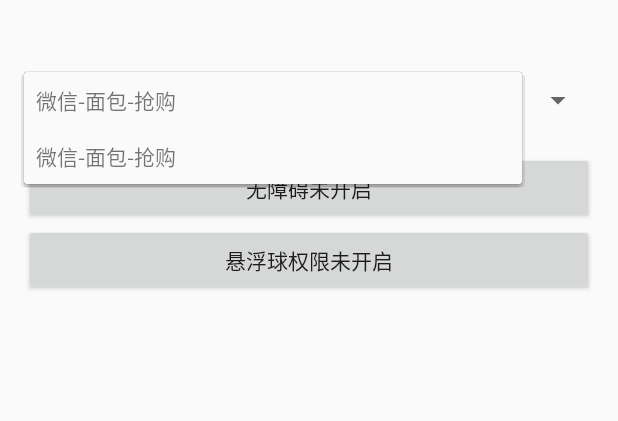
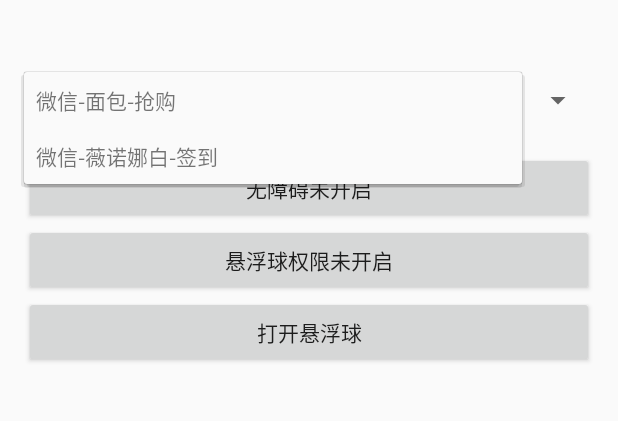
Before and after one commit to boredream/AccessibilityService, an Android app: the screen it shows after launch (MainActivity), after a tap on "微信-面包-抢购", on a phone screen of 412 x 824 dp, the part 170-591 px from its top. Run offline under Robolectric (Android 15) with nearby library versions, the phone set to English and light mode, and no system bars; our stand-ins replace EventBus.

Commit message:
悬浮框挪到main activity 容器

```diff
--- a/app/src/main/java/com/boredream/accessibilityservice/BaseApplication.java
+++ b/app/src/main/java/com/boredream/accessibilityservice/BaseApplication.java
@@ -6,16 +6,9 @@ import android.app.Application;
 
 public class BaseApplication extends Application {
 
-    public static Application sInstance;
-
-    public static Application getInstance() {
-        return sInstance;
-    }
-
     @Override
     public void onCreate() {
         super.onCreate();
-        sInstance = this;
         AppKeeper.init(this);
     }
 
--- a/app/src/main/java/com/boredream/accessibilityservice/CommonConst.java
+++ b/app/src/main/java/com/boredream/accessibilityservice/CommonConst.java
@@ -7,7 +7,7 @@ import org.greenrobot.eventbus.EventBus;
 public class CommonConst {
 
     public static final String TARGET_WX_BREAD_FREE = "微信-面包-抢购";
-    public static final String TARGET_WRN_W_CHECK_IN = "微信-薇诺娜白-签到";
+    public static final String TARGET_WX_WRNW_CHECKIN = "微信-薇诺娜白-签到";
 
     private static HelperTask target;
 
--- a/app/src/main/java/com/boredream/accessibilityservice/HelperFloatView.java
+++ b/app/src/main/java/com/boredream/accessibilityservice/HelperFloatView.java
@@ -2,42 +2,24 @@ package com.boredream.accessibilityservice;
 
 import android.content.Context;
 import android.os.Build;
-import android.util.AttributeSet;
 import android.view.Gravity;
 import android.view.LayoutInflater;
 import android.view.MotionEvent;
 import android.view.View;
 import android.view.WindowManager;
-import android.widget.FrameLayout;
-
-import androidx.annotation.NonNull;
-import androidx.annotation.Nullable;
 
 import com.boredream.accessibilityservice.event.OverLayCtrlEvent;
 
 import org.greenrobot.eventbus.EventBus;
 
-public class HelperFloatView extends FrameLayout {
+public class HelperFloatView {
 
     private WindowManager mWindowManager;
     private WindowManager.LayoutParams wmParams;
     private View mFloatingLayout;
     private View container;
 
-   public HelperFloatView(@NonNull Context context) {
-      this(context, null);
-   }
-
-   public HelperFloatView(@NonNull Context context, @Nullable AttributeSet attrs) {
-      this(context, attrs, 0);
-   }
-
-   public HelperFloatView(@NonNull Context context, @Nullable AttributeSet attrs, int defStyleAttr) {
-      this(context, attrs, defStyleAttr, 0);
-   }
-
-   public HelperFloatView(@NonNull Context context, @Nullable AttributeSet attrs, int defStyleAttr, int defStyleRes) {
-      super(context, attrs, defStyleAttr, defStyleRes);
+    public HelperFloatView() {
         initWindow();
     }
 
@@ -46,7 +28,11 @@ public class HelperFloatView extends FrameLayout {
         mWindowManager.addView(mFloatingLayout, wmParams);
     }
 
-   public void removeView(){
+    public boolean isShown() {
+        return mFloatingLayout.isShown();
+    }
+
+    public void removeView() {
         if (mFloatingLayout != null) {
             // 移除悬浮窗口
             mWindowManager.removeView(mFloatingLayout);
@@ -57,7 +43,7 @@ public class HelperFloatView extends FrameLayout {
      * 设置悬浮框基本参数（位置、宽高等）
      */
     private void initWindow() {
-      mWindowManager = (WindowManager) getContext().getSystemService(Context.WINDOW_SERVICE);
+        mWindowManager = (WindowManager) AppKeeper.getApp().getSystemService(Context.WINDOW_SERVICE);
         wmParams = getParams();//设置好悬浮窗的参数
         // 悬浮窗默认显示以左上角为起始坐标
         wmParams.gravity = Gravity.LEFT | Gravity.BOTTOM;
@@ -65,24 +51,16 @@ public class HelperFloatView extends FrameLayout {
         wmParams.x = 0;
         wmParams.y = 0;
         // 获取浮动窗口视图所在布局
-      mFloatingLayout = LayoutInflater.from(getContext()).inflate(R.layout.view_float, this, false);
+        mFloatingLayout = LayoutInflater.from(AppKeeper.getApp()).inflate(R.layout.view_float, null, false);
         //悬浮框触摸事件，设置悬浮框可拖动
         container = mFloatingLayout.findViewById(R.id.container);
         container.setOnTouchListener(new FloatingListener());
 
-      mFloatingLayout.findViewById(R.id.btn_start).setOnClickListener(new OnClickListener() {
-         @Override
-         public void onClick(View v) {
-            EventBus.getDefault().post(new OverLayCtrlEvent("start"));
-         }
-      });
+        mFloatingLayout.findViewById(R.id.btn_start).setOnClickListener(v ->
+                EventBus.getDefault().post(new OverLayCtrlEvent("start")));
 
-      mFloatingLayout.findViewById(R.id.btn_get_view_tree).setOnClickListener(new OnClickListener() {
-         @Override
-         public void onClick(View v) {
-            EventBus.getDefault().post(new OverLayCtrlEvent("getViewTree"));
-         }
-      });
+        mFloatingLayout.findViewById(R.id.btn_get_view_tree).setOnClickListener(v ->
+                EventBus.getDefault().post(new OverLayCtrlEvent("getViewTree")));
     }
 
     private WindowManager.LayoutParams getParams() {
@@ -90,10 +68,10 @@ public class HelperFloatView extends FrameLayout {
         //设置window type 下面变量2002是在屏幕区域显示，2003则可以显示在状态栏之上
         //wmParams.type = WindowManager.LayoutParams.TYPE_TOAST;
         //wmParams.type = WindowManager.LayoutParams.TYPE_APPLICATION_OVERLAY;
-      if (Build.VERSION.SDK_INT>=26) {//8.0新特性
-         wmParams.type= WindowManager.LayoutParams.TYPE_APPLICATION_OVERLAY;
-      }else{
-         wmParams.type= WindowManager.LayoutParams.TYPE_SYSTEM_ALERT;
+        if (Build.VERSION.SDK_INT >= 26) {//8.0新特性
+            wmParams.type = WindowManager.LayoutParams.TYPE_APPLICATION_OVERLAY;
+        } else {
+            wmParams.type = WindowManager.LayoutParams.TYPE_SYSTEM_ALERT;
         }
         //设置可以显示在状态栏上
         wmParams.flags = WindowManager.LayoutParams.FLAG_NOT_FOCUSABLE | WindowManager.LayoutParams.FLAG_NOT_TOUCH_MODAL |
--- a/app/src/main/java/com/boredream/accessibilityservice/MainActivity.java
+++ b/app/src/main/java/com/boredream/accessibilityservice/MainActivity.java
@@ -14,11 +14,8 @@ import android.widget.Toast;
 import androidx.appcompat.app.AppCompatActivity;
 import androidx.appcompat.widget.AppCompatSpinner;
 
-import com.boredream.accessibilityservice.event.OverlayEvent;
 import com.boredream.accessibilityservice.helper.WxBreadHelper;
 import com.boredream.accessibilityservice.helper.WxWrnHelper;
-
-import org.greenrobot.eventbus.EventBus;
 
 import java.util.Arrays;
 import java.util.List;
@@ -28,8 +25,10 @@ public class MainActivity extends AppCompatActivity {
 
     private Button btnAccessibilitySetting;
     private Button btnOverlaySetting;
+    private Button btnOverlay;
     private AppCompatSpinner spinner;
     private List<HelperTask> targetList;
+    private HelperFloatView helperFloatView;
 
     @Override
     protected void onCreate(Bundle savedInstanceState) {
@@ -37,10 +36,12 @@ public class MainActivity extends AppCompatActivity {
         setContentView(R.layout.activity_main);
         btnAccessibilitySetting = findViewById(R.id.btn_accessibility_setting);
         btnOverlaySetting = findViewById(R.id.btn_overlay_setting);
+        btnOverlay = findViewById(R.id.btn_overlay);
         spinner = findViewById(R.id.spinner);
+        helperFloatView = new HelperFloatView();
         targetList = Arrays.asList(
                 new HelperTask(CommonConst.TARGET_WX_BREAD_FREE, WxBreadHelper.class),
-                new HelperTask(CommonConst.TARGET_WX_BREAD_FREE, WxWrnHelper.class)
+                new HelperTask(CommonConst.TARGET_WX_WRNW_CHECKIN, WxWrnHelper.class)
         );
         spinner.setAdapter(new ArrayAdapter<>(this, R.layout.item_spinner, R.id.tv_name, targetList));
         spinner.setOnItemSelectedListener(new AdapterView.OnItemSelectedListener() {
@@ -55,15 +56,20 @@ public class MainActivity extends AppCompatActivity {
 
             }
         });
+        btnOverlay.setOnClickListener(v -> {
+            if (helperFloatView.isShown()) helperFloatView.removeView();
+            else helperFloatView.addView();
+            refreshBtn();
+        });
     }
 
     @Override
     protected void onResume() {
         super.onResume();
-        refreshSetting();
+        refreshBtn();
     }
 
-    private void refreshSetting() {
+    private void refreshBtn() {
         // 申请使用无障碍服务
         boolean accessibilitySettingsOn = isAccessibilitySettingsOn(MyAccessibilityService.class);
         if (accessibilitySettingsOn) {
@@ -80,11 +86,16 @@ public class MainActivity extends AppCompatActivity {
         if (isOverlayOpen) {
             btnOverlaySetting.setText("悬浮球权限已开启");
             btnOverlaySetting.setEnabled(false);
-            EventBus.getDefault().post(new OverlayEvent());
         } else {
             btnOverlaySetting.setText("悬浮球权限未开启");
             btnOverlaySetting.setEnabled(true);
             btnOverlaySetting.setOnClickListener(v -> openOverlaySetting());
+        }
+
+        if (helperFloatView.isShown()) {
+            btnOverlay.setText("关闭悬浮球");
+        } else {
+            btnOverlay.setText("打开悬浮球");
         }
     }
 
--- a/app/src/main/res/layout/activity_main.xml
+++ b/app/src/main/res/layout/activity_main.xml
@@ -23,13 +23,16 @@
     <Button
         android:id="@+id/btn_accessibility_setting"
         android:layout_width="match_parent"
-        android:layout_height="wrap_content"
-        android:text="打开无障碍" />
+        android:layout_height="wrap_content" />
 
     <Button
         android:id="@+id/btn_overlay_setting"
         android:layout_width="match_parent"
-        android:layout_height="wrap_content"
-        android:text="打开悬浮球" />
+        android:layout_height="wrap_content" />
+
+    <Button
+        android:id="@+id/btn_overlay"
+        android:layout_width="match_parent"
+        android:layout_height="wrap_content" />
 
 </LinearLayout>
```
Also changed, not shown: app/src/main/java/com/boredream/accessibilityservice/ControlSettingHelper.java (deleted, +0 -104 lines), app/src/main/java/com/boredream/accessibilityservice/DingDongHelper.java (deleted, +0 -98 lines), app/src/main/java/com/boredream/accessibilityservice/MyAccessibilityService.java (+0 -9 lines), app/src/main/java/com/boredream/accessibilityservice/ShanMuHelper.java (deleted, +0 -133 lines). Lines whose indentation alone changed are shown as unchanged.
